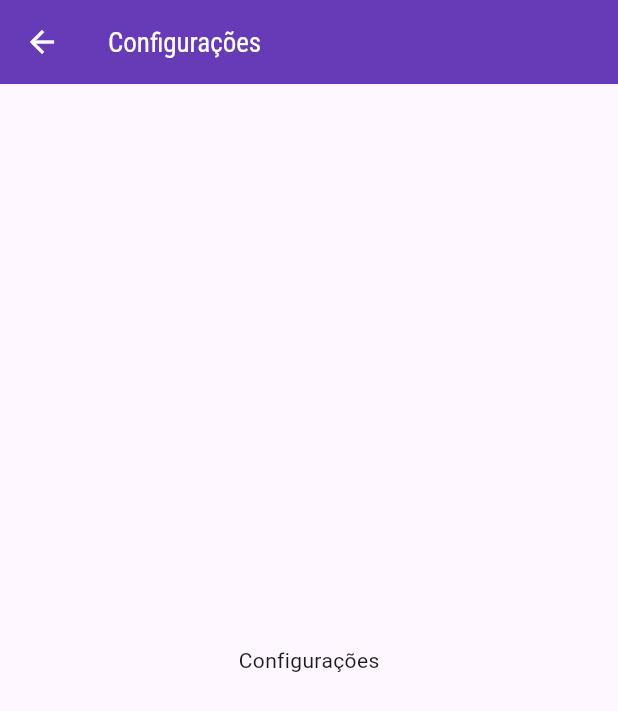
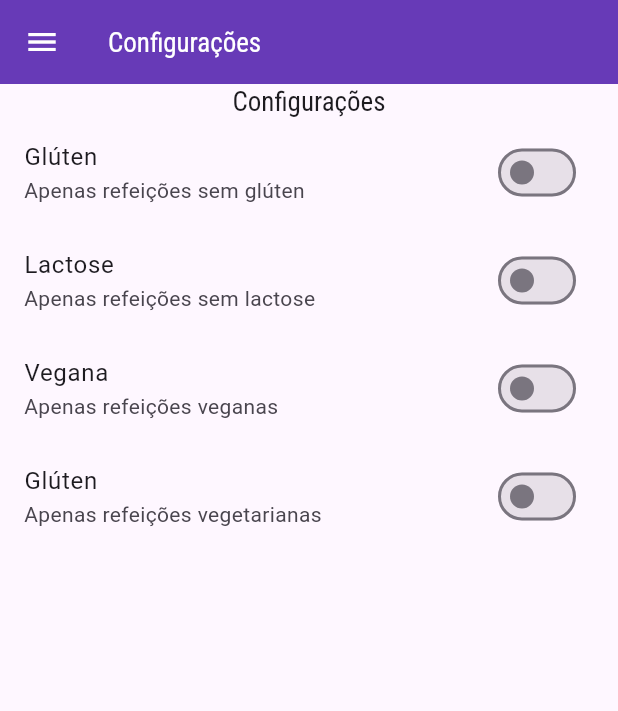
Before and after one commit to tarcisiomesquita/meal_recipes_app, a Flutter app: the SettingsScreen screen opened by its route, on a phone screen of 412 x 824 dp. Shown: the top 711 px of the screen. Run offline on Flutter 3.47's test engine with Material 3 defaults, Android fonts, the phone set to English and light mode, and no system bars; our stand-ins replace google_fonts; missing offline and left inert: dart:ffi; network calls fail.

Commit message:
criação de classe modelo configurações e de botão para adição de receitas a telade favoritos

```diff
--- a/lib/components/main_drawer.dart
+++ b/lib/components/main_drawer.dart
@@ -45,12 +45,13 @@
           _createItem(
             Icons.restaurant,
             'Refeições',
-            () => Navigator.of(context).pushNamed(AppRoutes.home),
+            () => Navigator.of(context).pushReplacementNamed(AppRoutes.home),
           ),
           _createItem(
             Icons.settings,
             'Configurações',
-            () => Navigator.of(context).pushNamed(AppRoutes.settings),
+            () =>
+                Navigator.of(context).pushReplacementNamed(AppRoutes.settings),
           ),
         ],
       ),
--- /dev/null
+++ b/lib/modals.dart/settings.dart
@@ -0,0 +1,13 @@
+class Settings {
+  bool isGlutenFree;
+  bool isLactoseFree;
+  bool isVegan;
+  bool isVegetarian;
+
+  Settings({
+    this.isGlutenFree = false,
+    this.isLactoseFree = false,
+    this.isVegan = false,
+    this.isVegetarian = false,
+  });
+}
--- a/lib/screens/meal_detail_screen.dart
+++ b/lib/screens/meal_detail_screen.dart
@@ -90,6 +90,11 @@
           ],
         ),
       ),
+      floatingActionButton: FloatingActionButton(
+        onPressed: () => Navigator.of(context).pop(meal.title),
+        backgroundColor: Theme.of(context).colorScheme.secondary,
+        child: const Icon(Icons.star),
+      ),
     );
   }
 }
--- a/lib/screens/settings_screen.dart
+++ b/lib/screens/settings_screen.dart
@@ -1,7 +1,33 @@
+import 'dart:ffi';
+
 import 'package:flutter/material.dart';
+import 'package:meal_recipes_app/components/main_drawer.dart';
 
-class SettingsScreen extends StatelessWidget {
+import '../modals.dart/settings.dart';
+
+class SettingsScreen extends StatefulWidget {
   const SettingsScreen({super.key});
+
+  @override
+  State<SettingsScreen> createState() => _SettingsScreenState();
+}
+
+class _SettingsScreenState extends State<SettingsScreen> {
+  var settings = Settings();
+
+  Widget _createSwitch(
+    String title,
+    String subtitle,
+    bool value,
+    Function(bool) onChanged,
+  ) {
+    return SwitchListTile.adaptive(
+      title: Text(title),
+      subtitle: Text(subtitle),
+      value: value,
+      onChanged: onChanged,
+    );
+  }
 
   @override
   Widget build(BuildContext context) {
@@ -9,8 +35,46 @@
       appBar: AppBar(
         title: const Text('Configurações'),
       ),
-      body: const Center(
-        child: Text('Configurações'),
+      drawer: const MainDrawer(),
+      body: Column(
+        children: [
+          SizedBox(
+            child: Text(
+              'Configurações',
+              style: Theme.of(context).textTheme.titleLarge,
+            ),
+          ),
+          Expanded(
+            child: ListView(
+              children: [
+                _createSwitch(
+                  'Glúten',
+                  'Apenas refeições sem glúten',
+                  settings.isGlutenFree,
+                  (value) => setState(() => settings.isGlutenFree = value),
+                ),
+                _createSwitch(
+                  'Lactose',
+                  'Apenas refeições sem lactose',
+                  settings.isLactoseFree,
+                  (value) => setState(() => settings.isLactoseFree = value),
+                ),
+                _createSwitch(
+                  'Vegana',
+                  'Apenas refeições veganas',
+                  settings.isVegan,
+                  (value) => setState(() => settings.isVegan = value),
+                ),
+                _createSwitch(
+                  'Glúten',
+                  'Apenas refeições vegetarianas',
+                  settings.isVegetarian,
+                  (value) => setState(() => settings.isVegetarian = value),
+                ),
+              ],
+            ),
+          ),
+        ],
       ),
     );
   }
```
Also changed, not shown: lib/components/meal_item.dart (+7 -0 lines).
